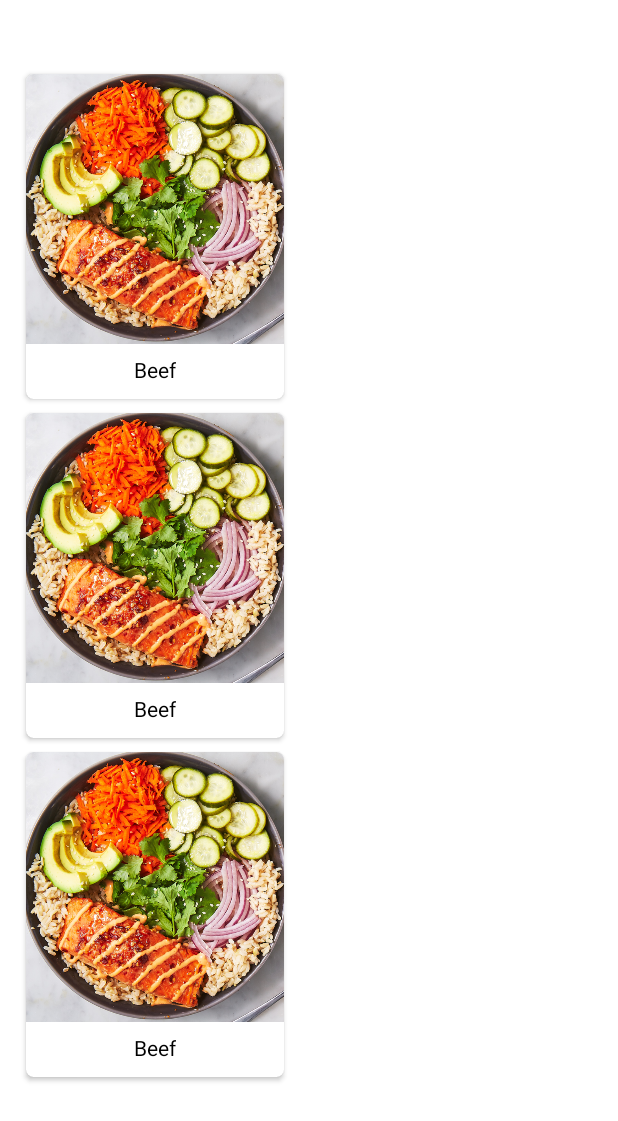
After one commit to vswebspace871/MVVMRetrofitCoroutineFoodApp, an Android app: the layout activity_category_meals.xml on its own in the app's theme, with its tools: preview values and no code run, on a phone screen of 412 x 824 dp. The commit adds this screen. Shown: the top 1121 px of the screen. Run offline under Robolectric (Android 15) with nearby library versions, the phone set to English and light mode, and no system bars; network calls fail.

Commit message:
meals by category section completed

```diff
--- a/app/src/main/AndroidManifest.xml
+++ b/app/src/main/AndroidManifest.xml
@@ -15,6 +15,9 @@
         android:usesCleartextTraffic="true"
         tools:targetApi="31">
         <activity
+            android:name=".activities.CategoryMealsActivity"
+            android:exported="false" />
+        <activity
             android:name=".activities.MealActivity"
             android:exported="false" />
         <activity
--- a/app/src/main/java/com/example/mvvmretrofitcoroutinefoodapp/activities/MealActivity.kt
+++ b/app/src/main/java/com/example/mvvmretrofitcoroutinefoodapp/activities/MealActivity.kt
@@ -14,6 +14,7 @@ import com.example.mvvmretrofitcoroutinefoodapp.databinding.ActivityMealBinding
 import com.example.mvvmretrofitcoroutinefoodapp.pojo.Meal
 import com.example.mvvmretrofitcoroutinefoodapp.util.Constants
 import com.example.mvvmretrofitcoroutinefoodapp.viewmodel.MealViewModel
+import kotlinx.coroutines.delay
 
 class MealActivity : AppCompatActivity() {
     private lateinit var mealId: String
--- a/app/src/main/java/com/example/mvvmretrofitcoroutinefoodapp/util/Constants.kt
+++ b/app/src/main/java/com/example/mvvmretrofitcoroutinefoodapp/util/Constants.kt
@@ -3,5 +3,6 @@ package com.example.mvvmretrofitcoroutinefoodapp.util
 object Constants {
     const val MEAL_ID = "com.example.mvvmretrofitcoroutinefoodapp.fragments.idMeal"
     const val MEAL_NAME = "com.example.mvvmretrofitcoroutinefoodapp.fragments.nameMeal"
+    const val MEAL_CATEGORY_NAME = "com.example.mvvmretrofitcoroutinefoodapp.fragments.mealCategory"
     const val MEAL_THUMB = "com.example.mvvmretrofitcoroutinefoodapp.fragments.thumbMeal"
 }
--- a/app/src/main/java/com/example/mvvmretrofitcoroutinefoodapp/util/Extensions.kt
+++ b/app/src/main/java/com/example/mvvmretrofitcoroutinefoodapp/util/Extensions.kt
@@ -3,9 +3,9 @@ package com.example.mvvmretrofitcoroutinefoodapp.util
 import android.view.View
 
 fun View.hide(){
-    visibility = View.VISIBLE
+    visibility = View.GONE
 }
 
 fun View.show(){
-    visibility = View.INVISIBLE
+    visibility = View.VISIBLE
 }
--- /dev/null
+++ b/app/src/main/res/layout/activity_category_meals.xml
@@ -0,0 +1,49 @@
+<?xml version="1.0" encoding="utf-8"?>
+<androidx.constraintlayout.widget.ConstraintLayout xmlns:android="http://schemas.android.com/apk/res/android"
+    xmlns:app="http://schemas.android.com/apk/res-auto"
+    xmlns:tools="http://schemas.android.com/tools"
+    android:layout_width="match_parent"
+    android:layout_height="match_parent"
+    android:paddingHorizontal="@dimen/_10sdp"
+    tools:context=".activities.CategoryMealsActivity"
+    android:id="@+id/meal_root"
+    >
+
+    <pl.droidsonroids.gif.GifImageView
+        android:id="@+id/loading_gif_meals"
+        android:layout_width="wrap_content"
+        android:layout_height="wrap_content"
+        app:layout_constraintTop_toTopOf="parent"
+        app:layout_constraintStart_toStartOf="parent"
+        app:layout_constraintEnd_toEndOf="parent"
+        app:layout_constraintBottom_toBottomOf="parent"
+        android:src="@drawable/loading_gif"
+        android:visibility="gone"/>
+    <LinearLayout
+        android:layout_width="match_parent"
+        android:layout_height="match_parent"
+        android:orientation="vertical">
+
+        <TextView
+            android:id="@+id/tv_category_count"
+            android:layout_width="wrap_content"
+            android:layout_height="wrap_content"
+            android:fontFamily="@font/myfont"
+            android:text=""
+            android:textColor="@color/accent"
+            android:textStyle="bold"
+            android:layout_gravity="center"
+            android:layout_marginTop="5dp"
+            android:textSize="20sp"/>
+        <androidx.recyclerview.widget.RecyclerView
+            android:layout_marginTop="5dp"
+            android:id="@+id/meal_recyclerview"
+            android:layout_width="match_parent"
+            android:layout_height="match_parent"
+            app:layout_constraintEnd_toEndOf="parent"
+            app:layout_constraintStart_toStartOf="parent"
+            app:layout_constraintTop_toTopOf="parent"
+            app:layout_constraintBottom_toBottomOf="parent"
+            tools:listitem="@layout/meal_card" />
+    </LinearLayout>
+</androidx.constraintlayout.widget.ConstraintLayout>
--- /dev/null
+++ b/app/src/main/res/layout/meal_card.xml
@@ -0,0 +1,39 @@
+<?xml version="1.0" encoding="utf-8"?>
+<androidx.cardview.widget.CardView xmlns:android="http://schemas.android.com/apk/res/android"
+    android:layout_width="180dp"
+    android:layout_height="wrap_content"
+    xmlns:app="http://schemas.android.com/apk/res-auto"
+    app:elevation="10dp"
+    app:cardCornerRadius="5dp"
+    app:cardUseCompatPadding="true">
+    <androidx.constraintlayout.widget.ConstraintLayout
+        android:layout_width="match_parent"
+        android:layout_height="match_parent">
+
+        <ImageView
+            android:id="@+id/img_meal"
+            android:layout_width="match_parent"
+            android:layout_height="180dp"
+            android:scaleType="centerCrop"
+            app:layout_constraintEnd_toEndOf="parent"
+            app:layout_constraintHorizontal_bias="0.301"
+            app:layout_constraintLeft_toLeftOf="parent"
+            app:layout_constraintStart_toStartOf="parent"
+            app:layout_constraintTop_toTopOf="parent"
+            android:src="@drawable/mealtest"/>
+
+        <TextView
+            android:id="@+id/tv_meal_name"
+            android:layout_width="wrap_content"
+            android:layout_height="wrap_content"
+            app:layout_constraintTop_toBottomOf="@+id/img_meal"
+            app:layout_constraintStart_toStartOf="@+id/img_meal"
+            app:layout_constraintEnd_toEndOf="@id/img_meal"
+            app:layout_constraintBottom_toBottomOf="parent"
+            android:layout_marginTop="7dp"
+            android:textColor="@color/black"
+            android:text="Beef"
+            android:layout_marginBottom="10dp"
+            />
+    </androidx.constraintlayout.widget.ConstraintLayout>
+</androidx.cardview.widget.CardView>
```
Also changed, not shown: app/src/main/java/com/example/mvvmretrofitcoroutinefoodapp/activities/CategoryMealsActivity.kt (added, +69 -0 lines), app/src/main/java/com/example/mvvmretrofitcoroutinefoodapp/adapters/CategoryMealsAdapter.kt (added, +44 -0 lines), app/src/main/java/com/example/mvvmretrofitcoroutinefoodapp/adapters/MealsCategoryAdapter.kt (added, +46 -0 lines), app/src/main/java/com/example/mvvmretrofitcoroutinefoodapp/adapters/MostPopularAdapter.kt (added, +42 -0 lines), app/src/main/java/com/example/mvvmretrofitcoroutinefoodapp/fragments/HomeFragment.kt (+90 -13 lines), app/src/main/java/com/example/mvvmretrofitcoroutinefoodapp/pojo/MealsCategory.kt (added, +12 -0 lines), app/src/main/java/com/example/mvvmretrofitcoroutinefoodapp/pojo/PopularMealModel.kt (added, +11 -0 lines), app/src/main/java/com/example/mvvmretrofitcoroutinefoodapp/retrofit/MealApi.kt (+8 -0 lines), app/src/main/java/com/example/mvvmretrofitcoroutinefoodapp/viewmodel/HomeViewModel.kt (+39 -0 lines), app/src/main/res/layout/category_card.xml (added, +31 -0 lines), app/src/main/res/layout/fragment_home.xml (+41 -18 lines).
